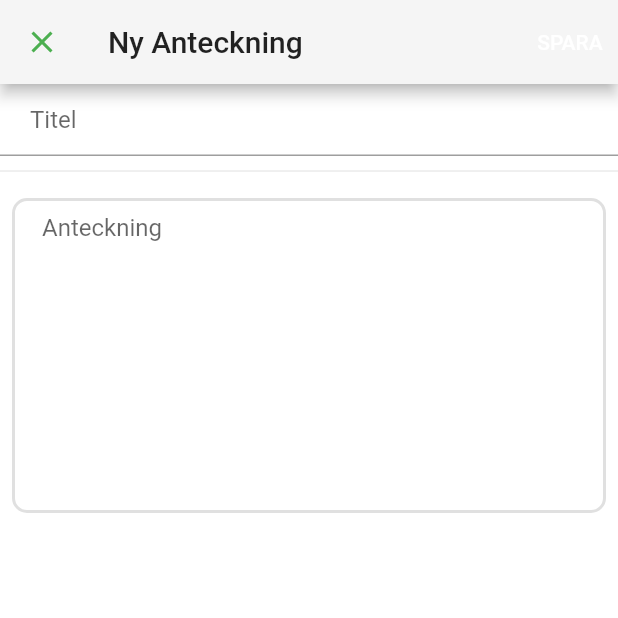
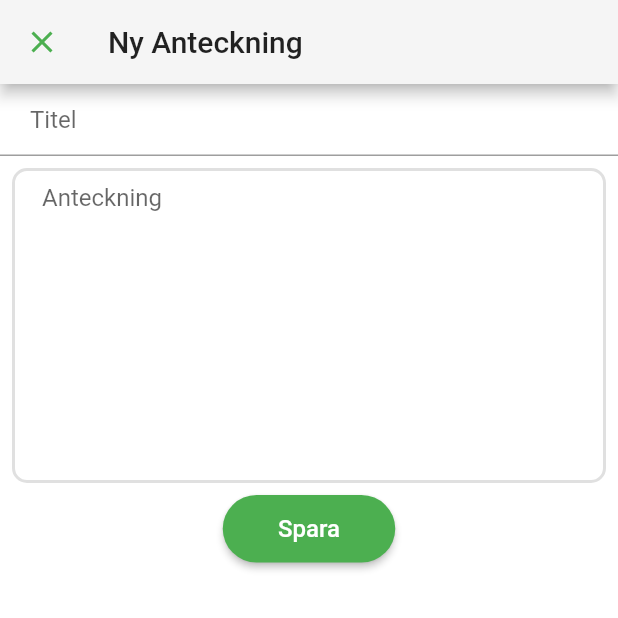
Before and after one commit to maxNyst/FAUNAtic_FrontEnd, a Flutter app: the CustomNote screen opened directly, on a phone screen of 412 x 824 dp, the top half of it. Run offline on Flutter 3.47's test engine with Material 2 defaults, Android fonts, the phone set to English and light mode, and no system bars; our stand-ins replace cloud_firestore, firebase_auth, firebase_core, flutter_speed_dial, google_fonts, google_maps_flutter and 2 more; missing offline and left inert: dart:ffi; accounts and stored records are empty.

Commit message:
moved Save button in custom_note from top right corner to bottom center, removed hem text from lectures + assignments

```diff
--- a/lib/Screens/Assignments/new_assignment.dart
+++ b/lib/Screens/Assignments/new_assignment.dart
@@ -13,7 +13,7 @@ class NewAssignmentScreen extends StatelessWidget {
       appBar: AppBar(
         actions: [
         ],
-        title: Text('Hem'),
+        title: Text('Lägg till uppgifter'),
       ),
       body: SingleChildScrollView(
         child: Center(
@@ -60,7 +60,7 @@ class NewAssignmentScreen extends StatelessWidget {
             onPressed: () {
               print('knappen funkar');
             },
-            label: Text('Spara'),
+            label: Text('Spara', style: TextStyle(fontFamily: 'Montserrat'),),
           ),
         ),
       ),
--- a/lib/Screens/Moment/custom_note.dart
+++ b/lib/Screens/Moment/custom_note.dart
@@ -20,20 +20,6 @@ class _CustomNoteState extends State<CustomNote> {
           icon: Icon(Icons.clear),
           onPressed: () => Navigator.pop(context, null),
         ),
-        actions: [
-          TextButton(
-            style: TextButton.styleFrom(primary: Colors.white),
-            onPressed: () {
-              var formState = _formKey.currentState;
-              if (formState.validate()) {
-                formState.save();
-                Navigator.pop(context,
-                    NoteModel(title: _title, body: _body, image: _image));
-              }
-            },
-            child: Text('SPARA'),
-          )
-        ],
       ),
       body: Form(
         key: _formKey,
@@ -52,9 +38,6 @@ class _CustomNoteState extends State<CustomNote> {
                   vertical: 10,
                 ),
               ),
-            ),
-            Divider(
-              height: 20,
             ),
             Padding(
               padding: const EdgeInsets.all(8.0),
@@ -80,11 +63,33 @@ class _CustomNoteState extends State<CustomNote> {
                   ),
                   focusedBorder: OutlineInputBorder(
                     borderSide: BorderSide(color: Theme.of(context).accentColor, width: 1),
-
                   ),
                 ),
               ),
             ),
+            Align(
+              alignment: Alignment.bottomCenter,
+              child: SizedBox(
+                width: 115.0,
+                height: 45.0,
+                child: ElevatedButton(
+                  style: OutlinedButton.styleFrom(
+                      shape: RoundedRectangleBorder(
+                        borderRadius: BorderRadius.circular(40.0),
+                      )),
+                  onPressed: () {
+                    var formState = _formKey.currentState;
+                    if (formState.validate()) {
+                      formState.save();
+                      Navigator.pop(context,
+                          NoteModel(title: _title, body: _body, image: _image));
+                    }
+                  },
+                  child: Text('Spara', style: TextStyle(fontSize: 16),
+                  ),
+                ),
+              ),
+            )
           ],
         ),
       ),
--- a/lib/Screens/Moment/moments_screen.dart
+++ b/lib/Screens/Moment/moments_screen.dart
@@ -27,7 +27,7 @@ class _MomentsScreenState extends State<MomentsScreen> {
     return Scaffold(
       appBar: AppBar(
         actions: [],
-        title: Text('Hem'),
+        title: Text('Planera ett moment'),
       ),
       resizeToAvoidBottomInset: false,
       body: Column(
```
